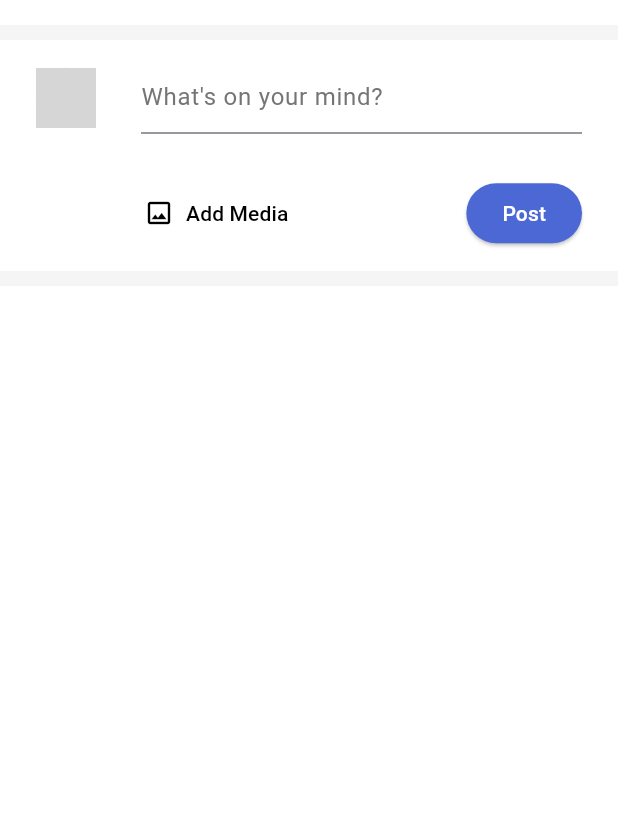
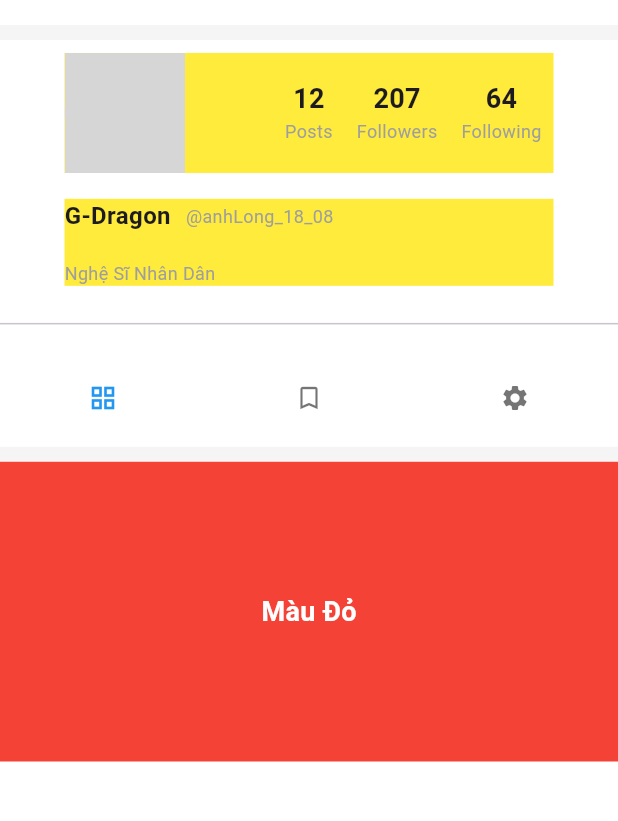
Before and after one commit to NguyenTongAnhQuan443/Ola-Chat-Mobile, a Flutter app: the ProfileMyPostsScreen screen opened directly, on a phone screen of 412 x 824 dp, the part 83-904 px from its top. Run offline on Flutter 3.47's test engine with Material 3 defaults, Android fonts, the phone set to English and light mode, and no system bars; network calls fail; grey boxes are pictures that could not be loaded.

Commit message:
Add Profile_My Posts Screen (unfinished)

```diff
--- a/lib/ui/views/bottom_navigationbar_screen.dart
+++ b/lib/ui/views/bottom_navigationbar_screen.dart
@@ -3,7 +3,6 @@ import 'package:olachat_mobile/ui/views/feed_screen.dart';
 import 'package:olachat_mobile/ui/views/notifications_screen.dart';
 import 'package:olachat_mobile/ui/views/profile_myposts_screen.dart';
 import 'package:olachat_mobile/ui/views/search_screen.dart';
-import 'package:olachat_mobile/ui/views/signup_screen.dart';
 
 class BottomNavigationbarScreen extends StatefulWidget {
   const BottomNavigationbarScreen({super.key});
--- a/lib/ui/views/feed_screen.dart
+++ b/lib/ui/views/feed_screen.dart
@@ -27,7 +27,7 @@ class _FeedScreenState extends State<FeedScreen> {
             child: Container(
               height: 10,
               color: Colors.grey.shade100, // Set màu nền cho Container
-              child: SizedBox(height: 10), // Nội dung của bạn
+              child: const SizedBox(height: 10), // Nội dung của bạn
             ),
           ),
 
@@ -106,7 +106,7 @@ class _FeedScreenState extends State<FeedScreen> {
             child: Container(
               height: 10,
               color: Colors.grey.shade100, // Set màu nền cho Container
-              child: SizedBox(height: 10), // Nội dung của bạn
+              child: const SizedBox(height: 10), // Nội dung của bạn
             ),
           ),
 
@@ -149,12 +149,12 @@ class _FeedScreenState extends State<FeedScreen> {
                             ],
                           ),
                         ),
-                        SizedBox(height: 8),
+                        const SizedBox(height: 8),
                         Text(
                           posts[index],
                           style: TextStyle(fontSize: 14),
                         ),
-                        SizedBox(height: 12),
+                        const SizedBox(height: 12),
                         Divider(),
                         Row(
                           mainAxisAlignment: MainAxisAlignment.spaceBetween,
@@ -170,7 +170,7 @@ class _FeedScreenState extends State<FeedScreen> {
                               children: [
                                 Text("270 Likes",
                                     style: TextStyle(color: Colors.grey)),
-                                SizedBox(width: 8),
+                                const SizedBox(width: 8),
                                 Icon(Icons.thumb_up_alt_outlined,
                                     size: 20, color: Colors.grey),
                               ],
--- a/lib/ui/views/notifications_screen.dart
+++ b/lib/ui/views/notifications_screen.dart
@@ -45,7 +45,7 @@ class _NotificationsScreenState extends State<NotificationsScreen> {
             child: Container(
               height: 10,
               color: Colors.grey.shade100, // Set màu nền cho Container
-              child: SizedBox(height: 10), // Nội dung của bạn
+              child: const SizedBox(height: 10), // Nội dung của bạn
             ),
           ),
 
--- a/lib/ui/views/profile_myposts_screen.dart
+++ b/lib/ui/views/profile_myposts_screen.dart
@@ -10,6 +10,8 @@ class ProfileMyPostsScreen extends StatefulWidget {
 }
 
 class _ProfileMyPostsScreenState extends State<ProfileMyPostsScreen> {
+  int selectedIndex = 0;
+
   @override
   Widget build(BuildContext context) {
     return Scaffold(
@@ -26,73 +28,102 @@ class _ProfileMyPostsScreenState extends State<ProfileMyPostsScreen> {
             ),
           ),
 
-          //   View 2 - Post
+          //   View 2 - User
           SliverToBoxAdapter(
             child: Container(
-              height: 154,
+              height: 271,
               color: Colors.white,
               child: Column(
                 mainAxisAlignment: MainAxisAlignment.spaceAround,
                 children: [
-                  Padding(
-                    padding: const EdgeInsets.symmetric(horizontal: 24),
+                  // View -> User - Posts - Followers - Following
+                  Container(
+                    width: 326,
+                    height: 80,
+                    color: Colors.yellow,
                     child: Row(
                       mainAxisAlignment: MainAxisAlignment.spaceBetween,
                       children: [
                         CircleAvatar(
-                          radius: 20,
-                          backgroundImage: NetworkImage(
-                              "https://netizenturkey.net/wp-content/uploads/2023/12/1703066681-20231220-gdragon.jpg"),
-                          onBackgroundImageError: (_, __) =>
-                              Icon(Icons.person_outline),
-                        ),
-                        const SizedBox(
-                          width: 30,
-                        ),
-                        Expanded(
-                            child: TextField(
-                              decoration: InputDecoration(
-                                  hintText: "What's on your mind?",
-                                  // border: InputBorder.none,
-                                  hintStyle:
-                                  TextStyle(color: Colors.grey.shade600)),
-                            )),
-                      ],
-                    ),
-                  ),
-                  Padding(
-                    padding: const EdgeInsets.symmetric(horizontal: 24),
-                    child: Row(
-                      mainAxisAlignment: MainAxisAlignment.spaceBetween,
-                      children: [
-                        Padding(
-                          padding: const EdgeInsets.fromLTRB(60, 0, 0, 0),
-                          child: TextButton.icon(
-                            onPressed: () {},
-                            label: Text(
-                              "Add Media",
-                              style:
-                              TextStyle(color: Colors.black, fontSize: 14),
-                            ),
-                            icon: const Icon(
-                              Icons.image_outlined,
-                              color: Colors.black,
-                              size: 20,
-                            ),
-                          ),
-                        ),
-                        ElevatedButton(
-                          onPressed: () {},
-                          style: ElevatedButton.styleFrom(
-                              backgroundColor: Color(0xff4C68D5)),
-                          child: const Text(
-                            "Post",
-                            style: TextStyle(fontSize: 14, color: Colors.white),
+                            radius: 40,
+                            backgroundImage: NetworkImage(
+                                "https://netizenturkey.net/wp-content/uploads/2023/12/1703066681-20231220-gdragon.jpg")),
+                        SizedBox(
+                          width: 187,
+                          height: 45,
+                          child: Row(
+                            mainAxisAlignment: MainAxisAlignment.spaceAround,
+                            children: [
+                              buildStatBox("12", "Posts"),
+                              buildStatBox("207", "Followers"),
+                              buildStatBox("64", "Following")
+                            ],
                           ),
                         )
                       ],
                     ),
-                  )
+                  ),
+
+                  // View -> UserName - NickName
+                  Container(
+                    width: 326,
+                    color: Colors.yellow,
+                    child: Column(
+                      crossAxisAlignment: CrossAxisAlignment.start,
+                      children: [
+                        Row(
+                          children: [
+                            Text(
+                              "G-Dragon",
+                              style: TextStyle(
+                                  fontSize: 16, fontWeight: FontWeight.bold),
+                            ),
+                            const SizedBox(
+                              width: 10,
+                            ),
+                            Text(
+                              "@anhLong_18_08",
+                              style:
+                                  TextStyle(fontSize: 12, color: Colors.grey),
+                            )
+                          ],
+                        ),
+                        Padding(
+                          padding: const EdgeInsets.fromLTRB(0, 18, 0, 0),
+                          child: Text(
+                            "Nghệ Sĩ Nhân Dân",
+                            style: TextStyle(fontSize: 12, color: Colors.grey),
+                          ),
+                        )
+                      ],
+                    ),
+                  ),
+                  Divider(),
+
+                  // View -> Function
+                  Row(
+                    mainAxisAlignment: MainAxisAlignment.spaceAround,
+                    children: [
+                      buildIconButton(
+                          0, Icons.grid_view_outlined, selectedIndex, (index) {
+                        setState(() {
+                          selectedIndex = index;
+                        });
+                      }),
+                      buildIconButton(1, Icons.bookmark_border, selectedIndex,
+                          (index) {
+                        setState(() {
+                          selectedIndex = index;
+                        });
+                      }),
+                      buildIconButton(2, Icons.settings, selectedIndex,
+                          (index) {
+                        setState(() {
+                          selectedIndex = index;
+                        });
+                      }),
+                    ],
+                  ),
                 ],
               ),
             ),
@@ -100,15 +131,81 @@ class _ProfileMyPostsScreenState extends State<ProfileMyPostsScreen> {
           SliverToBoxAdapter(
             child: Container(
               height: 10,
-              color: Colors.grey.shade100, // Set màu nền cho Container
-              child: SizedBox(height: 10), // Nội dung của bạn
+              color: Colors.grey.shade100,
+              child: SizedBox(height: 10),
             ),
           ),
 
           // View 3 - List Post
-
+          SliverToBoxAdapter(
+            child: Container(
+              height: 200,
+              color: getViewColor(selectedIndex),
+              // Thay đổi màu dựa trên icon được chọn
+              alignment: Alignment.center,
+              child: Text(
+                getViewText(selectedIndex),
+                style: TextStyle(
+                    fontSize: 18,
+                    fontWeight: FontWeight.bold,
+                    color: Colors.white),
+              ),
+            ),
+          ),
         ],
       ),
     );
   }
 }
+
+Widget buildStatBox(String count, String label) {
+  return Column(
+    children: [
+      Text(
+        count,
+        style: TextStyle(fontSize: 18, fontWeight: FontWeight.bold),
+      ),
+      Text(
+        label,
+        style: TextStyle(fontSize: 12, color: Colors.grey),
+      )
+    ],
+  );
+}
+
+Widget buildIconButton(
+    int index, IconData icon, int selectedIndex, Function(int) onTap) {
+  return IconButton(
+    icon: Icon(icon,
+        size: 20, color: selectedIndex == index ? Colors.blue : Colors.black54),
+    onPressed: () {
+      onTap(index);
+    },
+  );
+}
+
+Color getViewColor(int index) {
+  switch (index) {
+    case 0:
+      return Colors.red;
+    case 1:
+      return Colors.green;
+    case 2:
+      return Colors.pink;
+    default:
+      return Colors.white;
+  }
+}
+
+String getViewText(int index) {
+  switch (index) {
+    case 0:
+      return "Màu Đỏ";
+    case 1:
+      return "Màu Xanh";
+    case 2:
+      return "Màu Hồng";
+    default:
+      return "Mặc định";
+  }
+}
--- a/lib/ui/views/signup_screen.dart
+++ b/lib/ui/views/signup_screen.dart
@@ -178,6 +178,7 @@ class _SignUpScreenState extends State<SignUpScreen> {
     ));
   }
 }
+
 Widget _buildDivider() {
   return Divider(thickness: 1, color: Colors.grey.shade300);
 }
```
